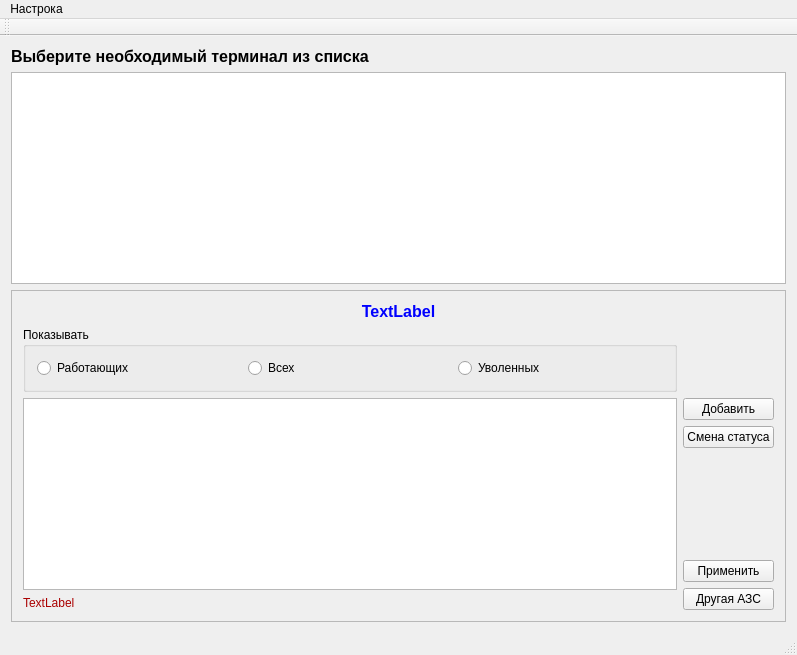
This is mainwindow.ui in rust3128/MposOperators as Qt 5 draws it before an edit. The edited form follows.
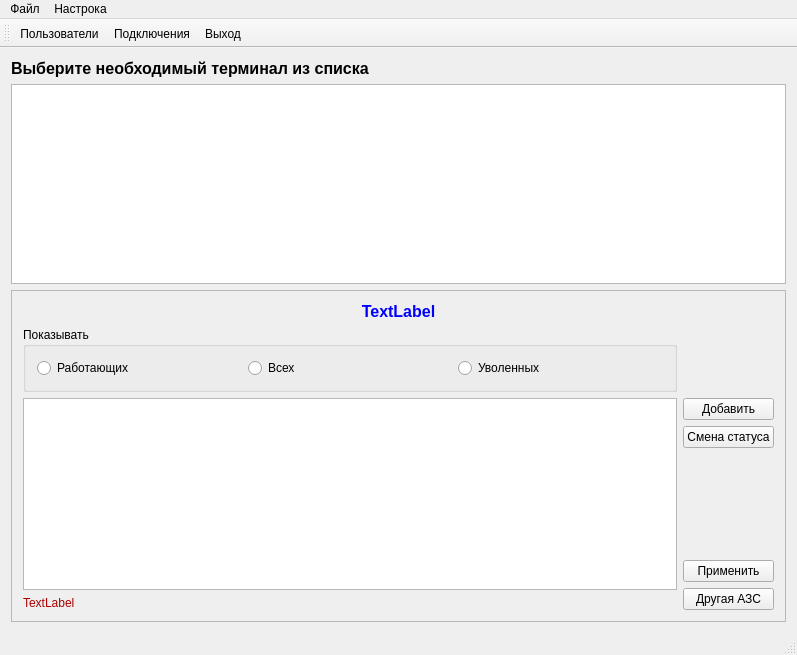
This is the edited form. Icons and pictures are not drawn.

The edit to the form file:
```diff
--- a/mainwindow.ui
+++ b/mainwindow.ui
@@ -248,6 +248,13 @@
     </property>
     <addaction name="actionUsers"/>
    </widget>
+   <widget class="QMenu" name="menuFile">
+    <property name="title">
+     <string>Файл</string>
+    </property>
+    <addaction name="actionExit"/>
+   </widget>
+   <addaction name="menuFile"/>
    <addaction name="menu"/>
   </widget>
   <widget class="QToolBar" name="mainToolBar">
@@ -257,6 +264,9 @@
    <attribute name="toolBarBreak">
     <bool>false</bool>
    </attribute>
+   <addaction name="actionUsers"/>
+   <addaction name="actionListConnect"/>
+   <addaction name="actionExit"/>
   </widget>
   <widget class="QStatusBar" name="statusBar"/>
   <action name="actionUsers">
@@ -271,6 +281,30 @@
     <string>Ctrl+U</string>
    </property>
   </action>
+  <action name="actionListConnect">
+   <property name="icon">
+    <iconset resource="res.qrc">
+     <normaloff>:/Images/connect.png</normaloff>:/Images/connect.png</iconset>
+   </property>
+   <property name="text">
+    <string>Подключения</string>
+   </property>
+   <property name="shortcut">
+    <string>Alt+C</string>
+   </property>
+  </action>
+  <action name="actionExit">
+   <property name="icon">
+    <iconset resource="res.qrc">
+     <normaloff>:/Images/exit.png</normaloff>:/Images/exit.png</iconset>
+   </property>
+   <property name="text">
+    <string>Выход</string>
+   </property>
+   <property name="shortcut">
+    <string>Alt+X</string>
+   </property>
+  </action>
  </widget>
  <layoutdefault spacing="6" margin="11"/>
  <resources>
```
Left out of the diff: 1 changed line with no effect on the pictures.
